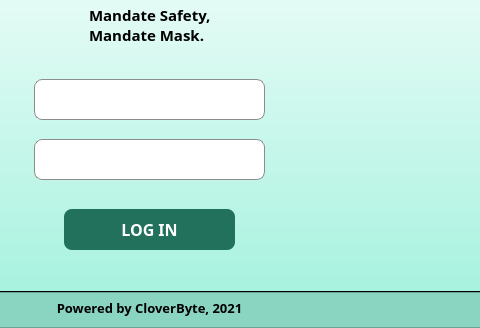
The window that login.ui (marcryangil/facemaskdetection) describes before a commit, drawn with Qt 5; both pictures show x 316 to 796 and y 167 to 495 of the 942 by 495 pixel window.
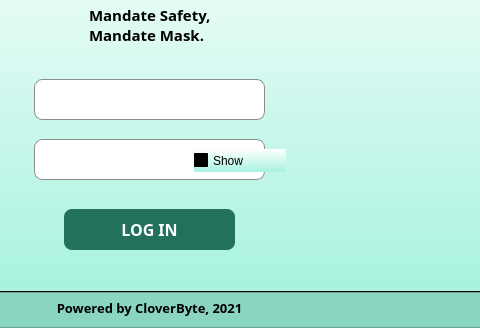
The same window after the commit. Icons and pictures are not drawn.

Commit message: added show password on login

```diff
--- a/login.ui
+++ b/login.ui
@@ -290,6 +290,19 @@
         <set>Qt::AlignCenter</set>
        </property>
       </widget>
+      <widget class="QCheckBox" name="checkBox">
+       <property name="geometry">
+        <rect>
+         <x>510</x>
+         <y>280</y>
+         <width>92</width>
+         <height>23</height>
+        </rect>
+       </property>
+       <property name="text">
+        <string>Show</string>
+       </property>
+      </widget>
      </widget>
     </item>
     <item>
```
The commit also changes 2 other files.
